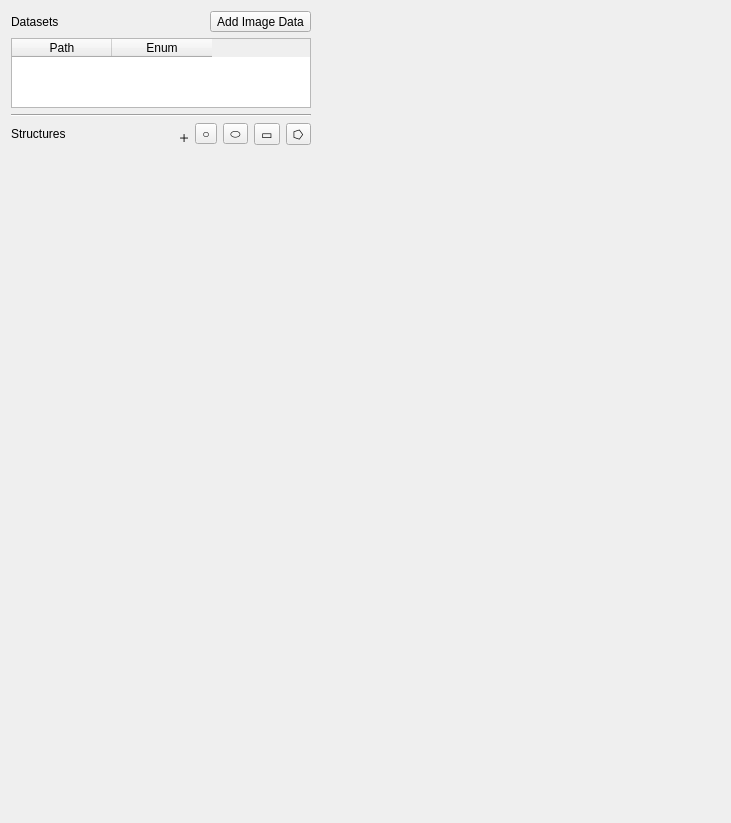
Qt form impose/gui/collect.ui (GuckLab/impose) before a commit.
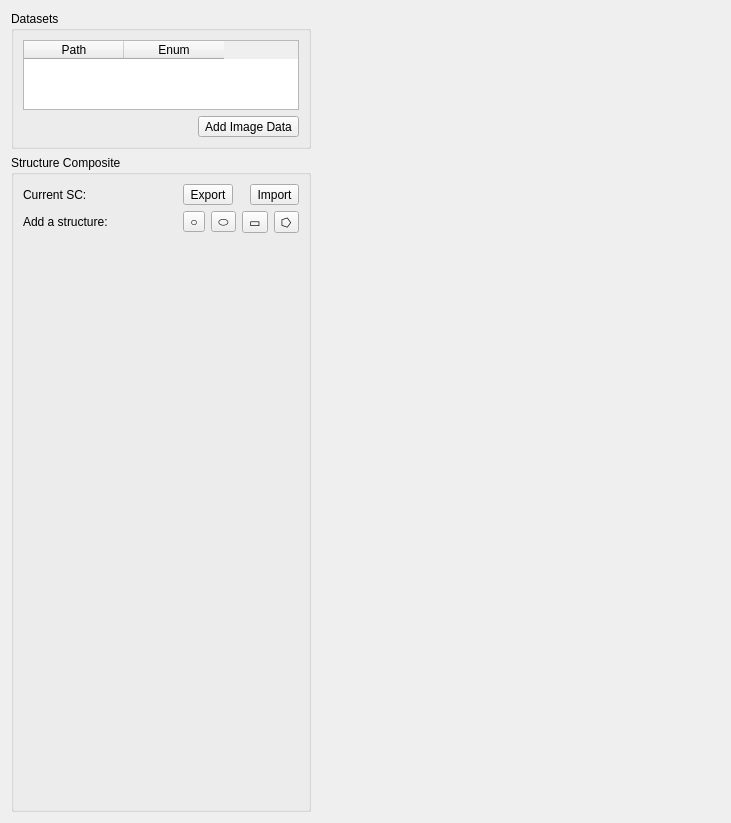
The same form after that commit. Custom widgets are drawn as their Qt base class.

Commit message: feat: implement saving and loading of structure composites (close #1)

The edit to the form file:
```diff
--- a/impose/gui/collect.ui
+++ b/impose/gui/collect.ui
@@ -50,36 +50,11 @@
       <item>
        <layout class="QVBoxLayout" name="verticalLayout">
         <item>
-         <layout class="QHBoxLayout" name="horizontalLayout_4">
-          <item>
-           <widget class="QLabel" name="label">
-            <property name="text">
+         <widget class="QGroupBox" name="groupBox">
+          <property name="title">
              <string>Datasets</string>
             </property>
-           </widget>
-          </item>
-          <item>
-           <spacer name="horizontalSpacer_2">
-            <property name="orientation">
-             <enum>Qt::Horizontal</enum>
-            </property>
-            <property name="sizeHint" stdset="0">
-             <size>
-              <width>0</width>
-              <height>20</height>
-             </size>
-            </property>
-           </spacer>
-          </item>
-          <item>
-           <widget class="QToolButton" name="toolButton_add_data">
-            <property name="text">
-             <string>Add Image Data</string>
-            </property>
-           </widget>
-          </item>
-         </layout>
-        </item>
+          <layout class="QVBoxLayout" name="verticalLayout_3">
         <item>
          <widget class="QTableWidget" name="tableWidget_paths">
           <property name="sizePolicy">
@@ -127,61 +102,83 @@
           </column>
          </widget>
         </item>
-        <item>
-         <widget class="Line" name="line_2">
-          <property name="orientation">
-           <enum>Qt::Horizontal</enum>
-          </property>
-         </widget>
-        </item>
-        <item>
-         <widget class="QWidget" name="widget_struct" native="true">
-          <layout class="QVBoxLayout" name="verticalLayout_2">
-           <property name="leftMargin">
-            <number>0</number>
-           </property>
-           <property name="topMargin">
-            <number>0</number>
-           </property>
-           <property name="rightMargin">
-            <number>0</number>
-           </property>
-           <property name="bottomMargin">
-            <number>0</number>
-           </property>
-           <item>
-            <layout class="QHBoxLayout" name="horizontalLayout_2">
-             <item>
-              <widget class="QLabel" name="label_7">
+           <item alignment="Qt::AlignRight">
+            <widget class="QToolButton" name="toolButton_add_data">
                <property name="text">
-                <string>Structures</string>
+              <string>Add Image Data</string>
                </property>
               </widget>
              </item>
+          </layout>
+         </widget>
+        </item>
              <item>
-              <spacer name="horizontalSpacer">
-               <property name="orientation">
-                <enum>Qt::Horizontal</enum>
-               </property>
-               <property name="sizeHint" stdset="0">
-                <size>
-                 <width>0</width>
-                 <height>20</height>
-                </size>
-               </property>
-              </spacer>
-             </item>
+         <widget class="QGroupBox" name="groupBox_struct">
+          <property name="title">
+           <string>Structure Composite</string>
+          </property>
+          <layout class="QVBoxLayout" name="verticalLayout_5">
              <item>
+            <layout class="QGridLayout" name="gridLayout">
+             <item row="0" column="0">
               <widget class="QLabel" name="label_2">
+               <property name="sizePolicy">
+                <sizepolicy hsizetype="Expanding" vsizetype="Preferred">
+                 <horstretch>0</horstretch>
+                 <verstretch>0</verstretch>
+                </sizepolicy>
+               </property>
                <property name="text">
-                <string>🞣</string>
+                <string>Current SC:</string>
                </property>
-               <property name="alignment">
-                <set>Qt::AlignBottom|Qt::AlignHCenter</set>
+              </widget>
+             </item>
+             <item row="0" column="2">
+              <layout class="QHBoxLayout" name="horizontalLayout_4">
+               <item alignment="Qt::AlignRight">
+                <widget class="QToolButton" name="toolButton_export">
+                 <property name="sizePolicy">
+                  <sizepolicy hsizetype="Preferred" vsizetype="Fixed">
+                   <horstretch>0</horstretch>
+                   <verstretch>0</verstretch>
+                  </sizepolicy>
+                 </property>
+                 <property name="text">
+                  <string>Export</string>
                </property>
               </widget>
              </item>
              <item>
+                <spacer name="horizontalSpacer_2">
+                 <property name="orientation">
+                  <enum>Qt::Horizontal</enum>
+                 </property>
+                 <property name="sizeHint" stdset="0">
+                  <size>
+                   <width>0</width>
+                   <height>20</height>
+                  </size>
+                 </property>
+                </spacer>
+               </item>
+               <item alignment="Qt::AlignRight">
+                <widget class="QToolButton" name="toolButton_import">
+                 <property name="sizePolicy">
+                  <sizepolicy hsizetype="Preferred" vsizetype="Fixed">
+                   <horstretch>0</horstretch>
+                   <verstretch>0</verstretch>
+                  </sizepolicy>
+                 </property>
+                 <property name="text">
+                  <string>Import</string>
+                 </property>
+                </widget>
+               </item>
+              </layout>
+             </item>
+             <item row="1" column="2">
+              <layout class="QHBoxLayout" name="horizontalLayout_3">
+               <item alignment="Qt::AlignRight">
               <widget class="QToolButton" name="toolButton_add_circle">
                <property name="toolTip">
                 <string>add a circle</string>
@@ -194,7 +191,7 @@
                </property>
               </widget>
              </item>
-             <item>
+               <item alignment="Qt::AlignRight">
               <widget class="QToolButton" name="toolButton_add_ellipse">
                <property name="toolTip">
                 <string>add an ellipse</string>
@@ -204,7 +201,7 @@
                </property>
               </widget>
              </item>
-             <item>
+               <item alignment="Qt::AlignRight">
               <widget class="QToolButton" name="toolButton_add_rectangle">
                <property name="toolTip">
                 <string>add a rectangle</string>
@@ -214,13 +211,35 @@
                </property>
               </widget>
              </item>
-             <item>
+               <item alignment="Qt::AlignRight">
               <widget class="QToolButton" name="toolButton_add_polygon">
                <property name="toolTip">
                 <string>add a polygon</string>
                </property>
                <property name="text">
                 <string>⭔</string>
+                 </property>
+                </widget>
+               </item>
+              </layout>
+             </item>
+             <item row="1" column="1">
+              <spacer name="horizontalSpacer">
+               <property name="orientation">
+                <enum>Qt::Horizontal</enum>
+               </property>
+               <property name="sizeHint" stdset="0">
+                <size>
+                 <width>0</width>
+                 <height>20</height>
+                </size>
+               </property>
+              </spacer>
+             </item>
+             <item row="1" column="0">
+              <widget class="QLabel" name="label_7">
+               <property name="text">
+                <string>Add a structure:</string>
                </property>
               </widget>
              </item>
```
Lines whose indentation alone changed are shown as unchanged. The commit also changes 4 other files.
